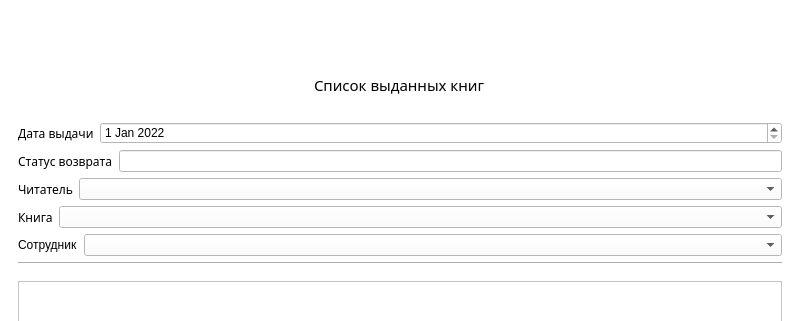
Above: forms/main.ui from programmister68/coursework_library_db before the change; both pictures show x 0 to 800 and y 0 to 321 of the 800 by 750 pixel window. Below: the same form after it.
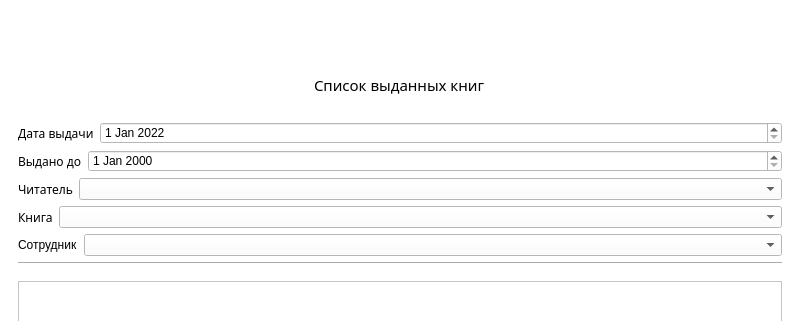
That is the form after the change. The open tabs and pages were chosen to show the change. Icons and pictures are not drawn.

What changed in the file:
```diff
--- a/forms/main.ui
+++ b/forms/main.ui
@@ -817,12 +817,19 @@
                  </font>
                 </property>
                 <property name="text">
-                 <string>Статус возврата</string>
+                 <string>Выдано до</string>
                 </property>
                </widget>
               </item>
               <item>
-               <widget class="QLineEdit" name="issues_status"/>
+               <widget class="QDateEdit" name="issues_status">
+                <property name="sizePolicy">
+                 <sizepolicy hsizetype="Expanding" vsizetype="Fixed">
+                  <horstretch>0</horstretch>
+                  <verstretch>0</verstretch>
+                 </sizepolicy>
+                </property>
+               </widget>
               </item>
              </layout>
             </item>
```
Left out of the diff: 2 changed lines with no effect on the pictures.
